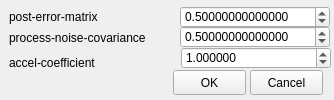
Above: ftnoir_filter_kalman/ftnoir_kalman_filtercontrols.ui from opentrack/opentrack before the change. Below: the same form after it.
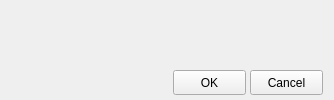
That is the form after the change. Icons and pictures are not drawn.

Commit message: kalman: remove (all) settings not hooked up

The edit to the form file:
```diff
--- a/ftnoir_filter_kalman/ftnoir_kalman_filtercontrols.ui
+++ b/ftnoir_filter_kalman/ftnoir_kalman_filtercontrols.ui
@@ -63,126 +63,6 @@
     <string>Cancel</string>
    </property>
   </widget>
-  <widget class="QLabel" name="label_2">
-   <property name="geometry">
-    <rect>
-     <x>9</x>
-     <y>30</y>
-     <width>169</width>
-     <height>16</height>
-    </rect>
-   </property>
-   <property name="text">
-    <string>process-noise-covariance</string>
-   </property>
-  </widget>
-  <widget class="QDoubleSpinBox" name="post">
-   <property name="geometry">
-    <rect>
-     <x>180</x>
-     <y>26</y>
-     <width>150</width>
-     <height>22</height>
-    </rect>
-   </property>
-   <property name="alignment">
-    <set>Qt::AlignLeading|Qt::AlignLeft|Qt::AlignTop</set>
-   </property>
-   <property name="decimals">
-    <number>14</number>
-   </property>
-   <property name="maximum">
-    <double>1.000000000000000</double>
-   </property>
-   <property name="singleStep">
-    <double>0.000001000000000</double>
-   </property>
-   <property name="value">
-    <double>0.500000000000000</double>
-   </property>
-  </widget>
-  <widget class="QDoubleSpinBox" name="pnoise">
-   <property name="geometry">
-    <rect>
-     <x>180</x>
-     <y>6</y>
-     <width>150</width>
-     <height>22</height>
-    </rect>
-   </property>
-   <property name="alignment">
-    <set>Qt::AlignLeading|Qt::AlignLeft|Qt::AlignTop</set>
-   </property>
-   <property name="decimals">
-    <number>14</number>
-   </property>
-   <property name="maximum">
-    <double>1.000000000000000</double>
-   </property>
-   <property name="singleStep">
-    <double>0.000001000000000</double>
-   </property>
-   <property name="value">
-    <double>0.500000000000000</double>
-   </property>
-  </widget>
-  <widget class="QLabel" name="label">
-   <property name="geometry">
-    <rect>
-     <x>9</x>
-     <y>10</y>
-     <width>165</width>
-     <height>16</height>
-    </rect>
-   </property>
-   <property name="text">
-    <string>post-error-matrix</string>
-   </property>
-   <property name="alignment">
-    <set>Qt::AlignLeading|Qt::AlignLeft|Qt::AlignTop</set>
-   </property>
-   <property name="margin">
-    <number>0</number>
-   </property>
-  </widget>
-  <widget class="QLabel" name="label_3">
-   <property name="geometry">
-    <rect>
-     <x>9</x>
-     <y>55</y>
-     <width>109</width>
-     <height>16</height>
-    </rect>
-   </property>
-   <property name="text">
-    <string>accel-coefficient</string>
-   </property>
-  </widget>
-  <widget class="QDoubleSpinBox" name="accl">
-   <property name="geometry">
-    <rect>
-     <x>181</x>
-     <y>47</y>
-     <width>150</width>
-     <height>22</height>
-    </rect>
-   </property>
-   <property name="alignment">
-    <set>Qt::AlignLeading|Qt::AlignLeft|Qt::AlignTop</set>
-   </property>
-   <property name="decimals">
-    <number>6</number>
-   </property>
-   <property name="maximum">
-    <double>1000000000.000000000000000</double>
-   </property>
-   <property name="singleStep">
-    <double>0.000001000000000</double>
-   </property>
-   <property name="value">
-    <double>1.000000000000000</double>
-   </property>
-  </widget>
  </widget>
  <resources/>
  <connections/>
```
The commit also changes 2 other files.
